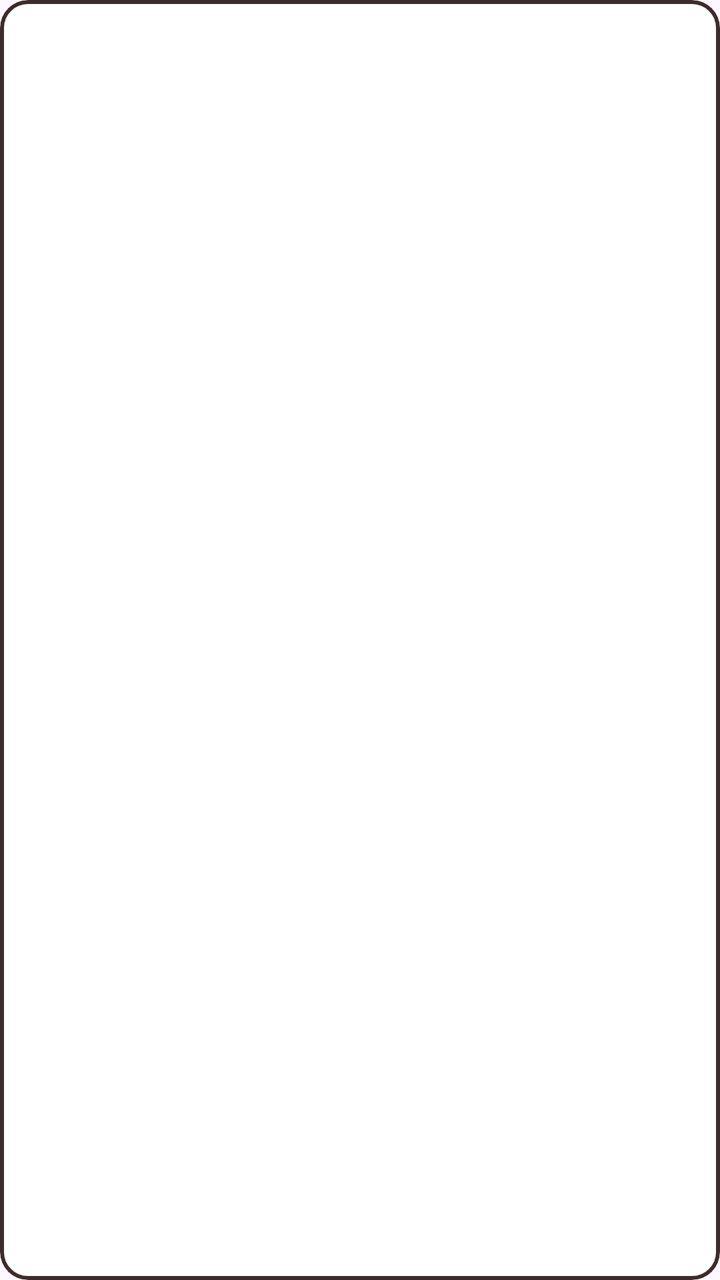
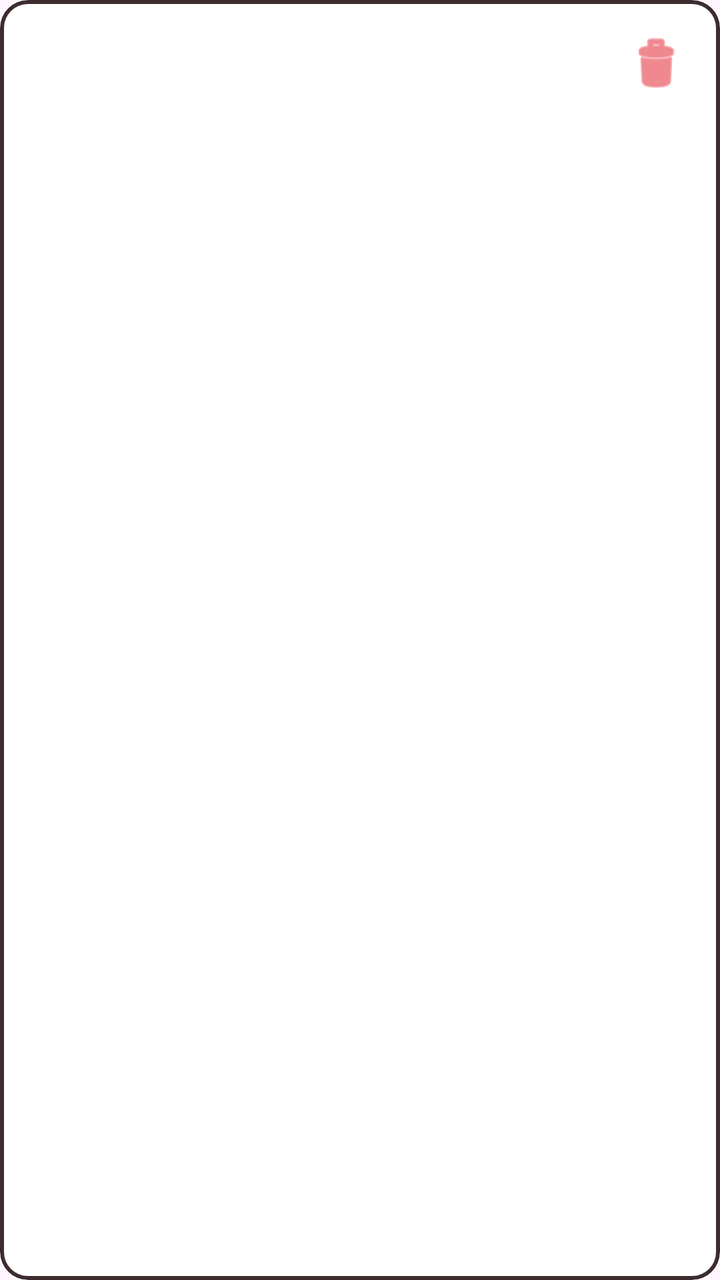

Two renders of the same Android screen: before a commit and after it. Below are the layout's source before the change and the commit's diff.
<!-- AndroidManifest.xml: application theme Theme.BojjisPOS -->
<!-- res/layout/item_sale.xml -->
<?xml version="1.0" encoding="utf-8"?>
<com.google.android.material.card.MaterialCardView xmlns:android="http://schemas.android.com/apk/res/android"
    xmlns:app="http://schemas.android.com/apk/res-auto"
    android:layout_width="match_parent"
    android:layout_height="wrap_content"
    android:layout_marginVertical="4dp"
    app:cardBackgroundColor="#FFFFFF"
    app:cardCornerRadius="14dp"
    app:cardElevation="0dp"
    app:strokeColor="#3D2C2E"
    app:strokeWidth="2dp">

    <LinearLayout
        android:layout_width="match_parent"
        android:layout_height="wrap_content"
        android:orientation="vertical"
        android:padding="12dp">

        <LinearLayout
            android:layout_width="match_parent"
            android:layout_height="wrap_content"
            android:orientation="horizontal"
            android:gravity="center_vertical">

            <TextView
                android:id="@+id/saleHeader"
                android:layout_width="0dp"
                android:layout_height="wrap_content"
                android:layout_weight="1"
                android:textColor="#3D2C2E"
                android:textSize="14sp"
                android:textStyle="bold" />

            <TextView
                android:id="@+id/saleTotal"
                android:layout_width="wrap_content"
                android:layout_height="wrap_content"
                android:textColor="#E63946"
                android:textSize="18sp"
                android:textStyle="bold" />
        </LinearLayout>

        <TextView
            android:id="@+id/saleItems"
            android:layout_width="match_parent"
            android:layout_height="wrap_content"
            android:textColor="#7A5C60"
            android:textSize="13sp"
            android:layout_marginTop="4dp" />

        <TextView
            android:id="@+id/saleExtra"
            android:layout_width="match_parent"
            android:layout_height="wrap_content"
            android:textColor="#1877F2"
            android:textSize="12sp"
            android:textStyle="bold"
            android:layout_marginTop="4dp"
            android:visibility="gone" />
    </LinearLayout>
</com.google.android.material.card.MaterialCardView>
<!-- resources referenced by this layout -->
<resources>
  <style name="Theme.BojjisPOS" parent="Theme.Material3.Light.NoActionBar">
          <item name="colorPrimary">@color/red</item>
          <item name="colorOnPrimary">@color/white</item>
          <item name="colorSecondary">@color/red_bright</item>
          <item name="colorOnSecondary">@color/white</item>
          <item name="android:statusBarColor">@color/cream</item>
          <item name="android:windowLightStatusBar">true</item>
          <item name="android:navigationBarColor">@color/cream</item>
          <item name="colorSurface">@color/white</item>
          <item name="colorOnSurface">@color/ink</item>
      </style>
  <color name="red">#E63946</color>
  <color name="white">#FFFFFF</color>
  <color name="red_bright">#FF5D5D</color>
  <color name="cream">#FFF8EF</color>
  <color name="ink">#3D2C2E</color>
</resources>

<!-- the commit's change to res/layout/item_sale.xml (unified diff, before → after) -->
@@ -38,6 +38,16 @@
                 android:textColor="#E63946"
                 android:textSize="18sp"
                 android:textStyle="bold" />
+
+            <ImageButton
+                android:id="@+id/btnDeleteSale"
+                android:layout_width="40dp"
+                android:layout_height="40dp"
+                android:layout_marginStart="4dp"
+                android:background="?attr/selectableItemBackgroundBorderless"
+                android:contentDescription="@string/delete"
+                android:src="@android:drawable/ic_menu_delete"
+                app:tint="#E63946" />
         </LinearLayout>
 
         <TextView
<!-- resource entries referenced after the edit -->
@@ -1,5 +1,6 @@
 <!-- resources referenced by this layout -->
 <resources>
+  <string name="delete">Delete</string>
   <style name="Theme.BojjisPOS" parent="Theme.Material3.Light.NoActionBar">
           <item name="colorPrimary">@color/red</item>
           <item name="colorOnPrimary">@color/white</item>
